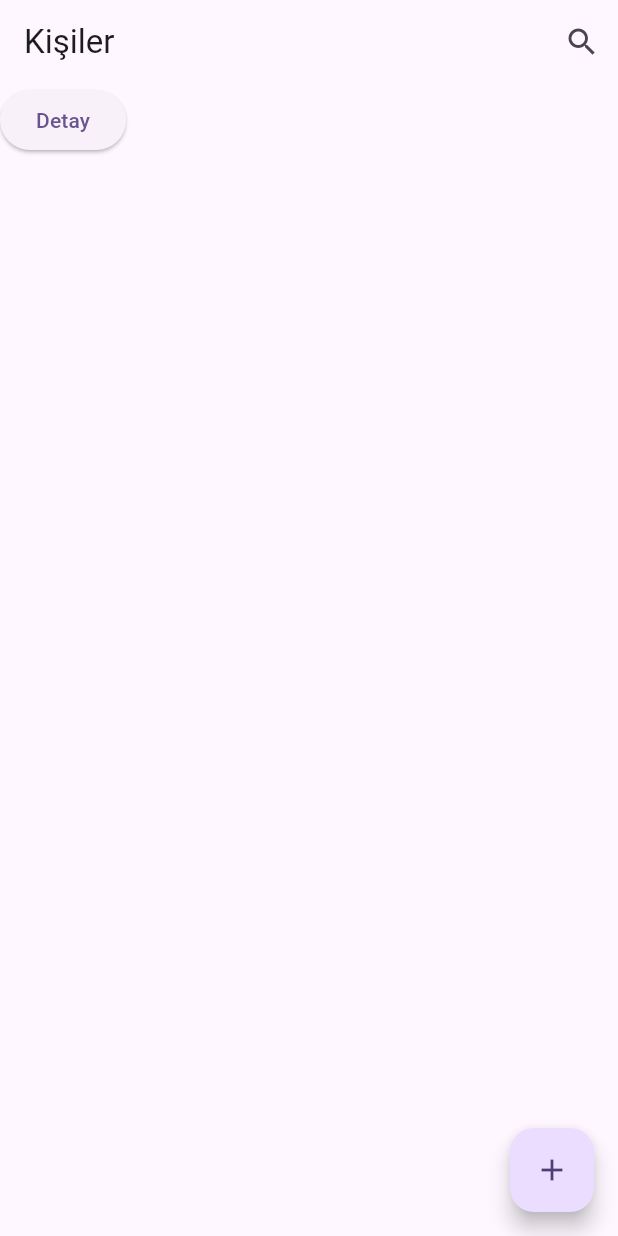
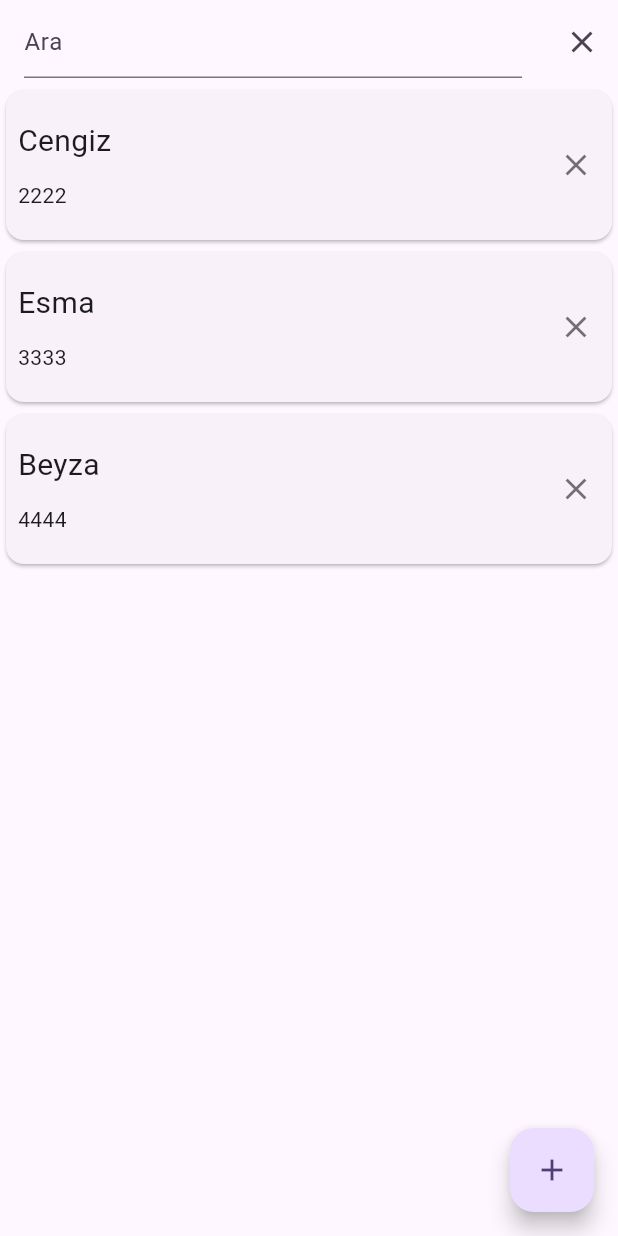
Before and after one commit to BurakCanOzguc/KisilerRehberUygulamasi, a Flutter app: the screen it shows after launch, after a tap on the "search" icon, on a phone screen of 412 x 824 dp. Run offline on Flutter 3.47's test engine with Material 3 defaults, Android fonts, the phone set to English and light mode, and no system bars.

Commit message:
Uygulamanın Temel Taslağı Oluşturuldu.

```diff
--- a/lib/ui/views/anasayfa.dart
+++ b/lib/ui/views/anasayfa.dart
@@ -17,11 +17,33 @@ class _AnasayfaState extends State<Anasayfa> {
     print("Kişi Ara : $aramaKelimesi");
   }
 
+  Future<List<Kisiler>> kisileriYukle() async {
+    var KisilerListesi = <Kisiler>[];
+    var k1 = Kisiler(kisi_id: 1, kisi_ad: "Cengiz", kisi_tel: "2222");
+    var k2 = Kisiler(kisi_id: 2, kisi_ad: "Esma", kisi_tel: "3333");
+    var k3 = Kisiler(kisi_id: 3, kisi_ad: "Beyza", kisi_tel: "4444");
+    KisilerListesi.add(k1);
+    KisilerListesi.add(k2);
+    KisilerListesi.add(k3);
+    return KisilerListesi;
+  }
+
+  Future<void> sil(int kisi_id) async {
+    print("Kişi Sil : $kisi_id");
+  }
+
   @override
   Widget build(BuildContext context) {
     return Scaffold(
       appBar: AppBar(
-        title: aramaYapiliyorMu ? const Text("Ara") : const Text("Kişiler"),
+        title: aramaYapiliyorMu
+            ? TextField(
+                decoration: const InputDecoration(hintText: "Ara"),
+                onChanged: (aramaSonucu) {
+                  ara(aramaSonucu);
+                },
+              )
+            : const Text("Kişiler"),
         actions: [
           aramaYapiliyorMu
               ? IconButton(
@@ -30,27 +52,87 @@ class _AnasayfaState extends State<Anasayfa> {
                       aramaYapiliyorMu = false;
                     });
                   },
-                  icon: Icon(Icons.clear))
+                  icon: const Icon(Icons.clear))
               : IconButton(
                   onPressed: () {
+                    setState(() {
                       aramaYapiliyorMu = true;
+                    });
                   },
-                  icon: Icon(Icons.search)),
+                  icon: const Icon(Icons.search)),
         ],
       ),
-      body: ElevatedButton(
-          onPressed: () {
-            var kisi = Kisiler(kisi_id: 1, kisi_ad: "Deniz", kisi_tel: "1111");
+      body: FutureBuilder<List<Kisiler>>(
+          future: kisileriYukle(),
+          builder: (context, snapshot) {
+            if (snapshot.hasData) {
+              var kisilerListesi = snapshot.data;
+              return ListView.builder(
+                itemCount: kisilerListesi!.length,
+                itemBuilder: (context, index) {
+                  var kisi = kisilerListesi[index];
+                  return GestureDetector(
+                    onTap: () {
                       Navigator.push(
                               context,
                               MaterialPageRoute(
-                    builder: (context) => DetaySayfa(
-                          kisi: kisi,
-                        ))).then((value) {
+                                  builder: (context) => DetaySayfa(kisi: kisi)))
+                          .then((value) {
                         print("Anasayfaya Dönüldü");
                       });
                     },
-          child: Text("Detay")),
+                    child: Card(
+                      child: SizedBox(
+                        height: 100,
+                        child: Row(
+                          children: [
+                            Padding(
+                              padding: const EdgeInsets.all(8.0),
+                              child: Column(
+                                mainAxisAlignment:
+                                    MainAxisAlignment.spaceEvenly,
+                                crossAxisAlignment: CrossAxisAlignment.start,
+                                children: [
+                                  Text(
+                                    kisi.kisi_ad,
+                                    style: const TextStyle(fontSize: 20),
+                                  ),
+                                  Text(kisi.kisi_tel),
+                                ],
+                              ),
+                            ),
+                            const Spacer(),
+                            IconButton(
+                              onPressed: () {
+                                ScaffoldMessenger.of(context).showSnackBar(
+                                  SnackBar(
+                                    content:
+                                        Text("${kisi.kisi_ad} silinsin mi ?"),
+                                    action: SnackBarAction(
+                                      label: "Evet",
+                                      onPressed: () {
+                                        sil(kisi.kisi_id);
+                                      },
+                                    ),
+                                  ),
+                                );
+                              },
+                              icon: const Icon(
+                                Icons.clear,
+                                color: Colors.black54,
+                              ),
+                            ),
+                          ],
+                        ),
+                      ),
+                    ),
+                  );
+                },
+              );
+            } else {
+              return const Center();
+            }
+          }),
       floatingActionButton: FloatingActionButton(
         onPressed: () {
           Navigator.push(context,
```
Lines whose indentation alone changed are shown as unchanged.
